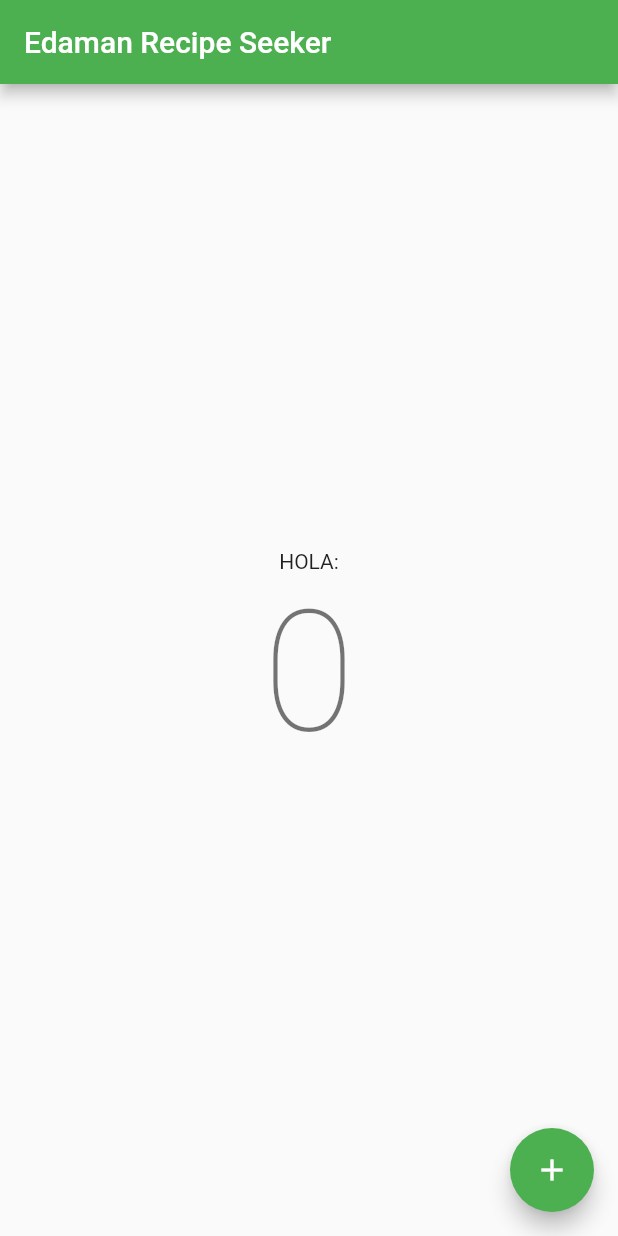
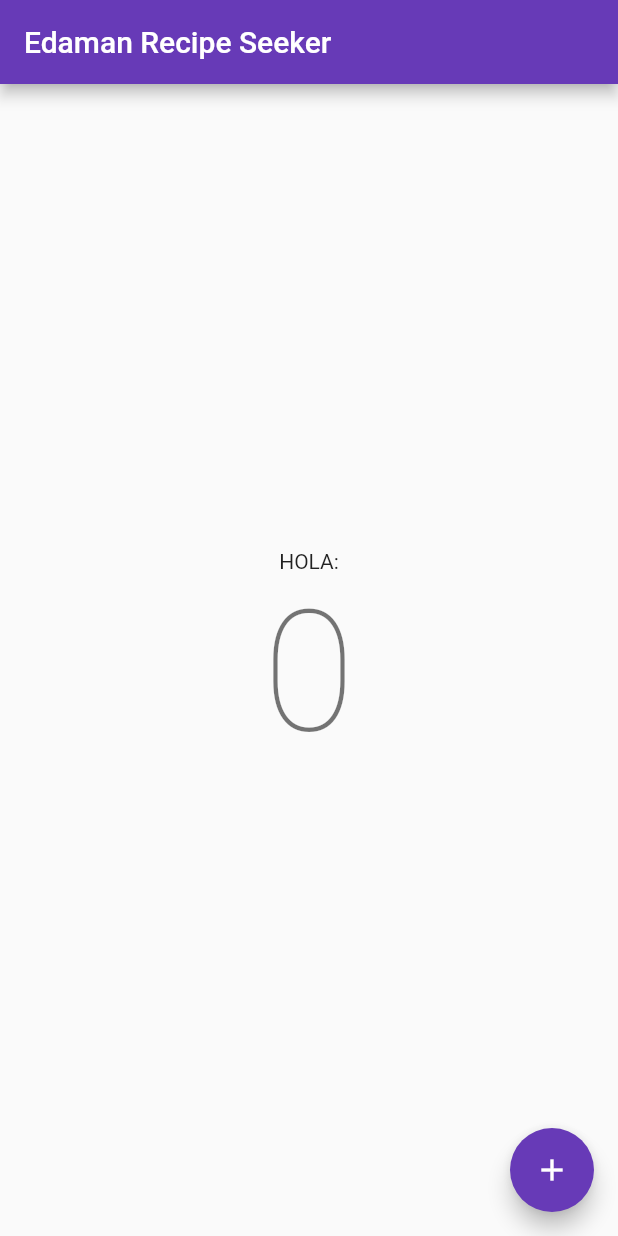
Before and after one commit to xxoel/IPM-Flutter, a Flutter app: the screen it shows after launch, on a phone screen of 412 x 824 dp. Run offline on Flutter 3.47's test engine with Material 2 defaults, Android fonts, the phone set to English and light mode, and no system bars.

Commit message:
Añadido Diseño

```diff
--- a/app_movil/lib/main.dart
+++ b/app_movil/lib/main.dart
@@ -22,7 +22,7 @@ class MyApp extends StatelessWidget {
         // or simply save your changes to "hot reload" in a Flutter IDE).
         // Notice that the counter didn't reset back to zero; the application
         // is not restarted.
-        primarySwatch: Colors.green,
+        primarySwatch: Colors.deepPurple,
       ),
       home: const MyHomePage(title: 'Edaman Recipe Seeker'),
     );
```
Also changed, not shown: 1 other file.
